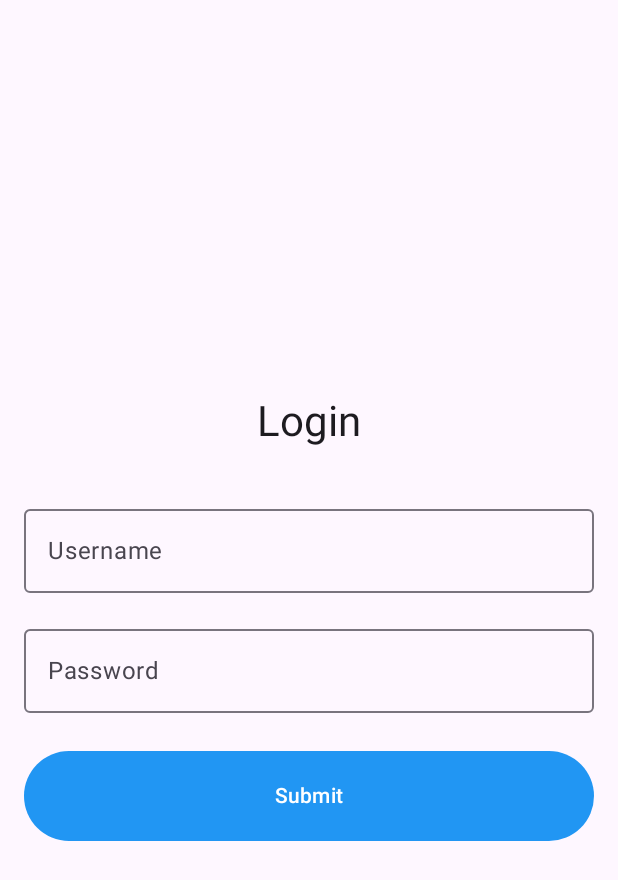
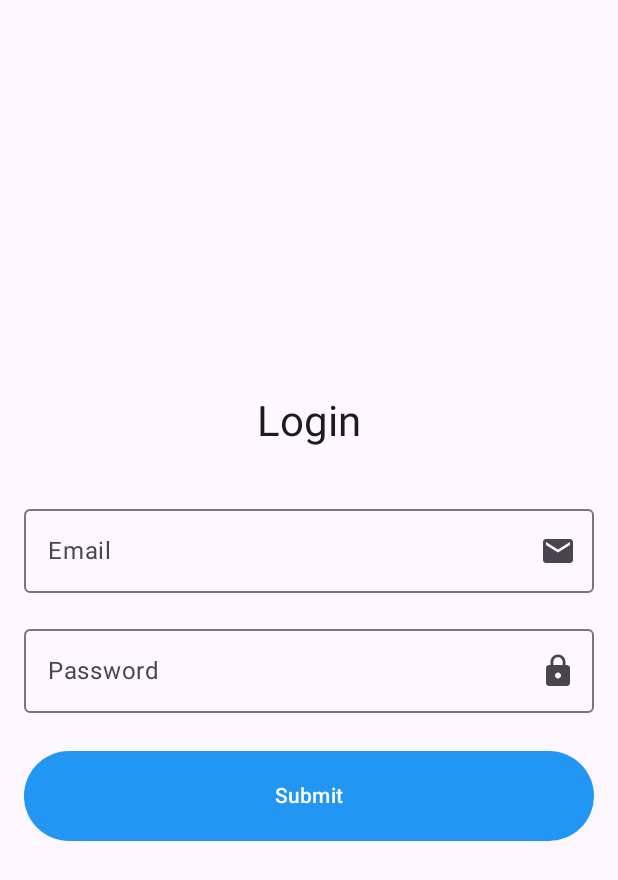
Before and after one commit to t3idma00/Loging-form, an Android app built with Jetpack Compose: the screen it shows after launch (MainActivity), on a phone screen of 412 x 824 dp. Shown: the top 880 px of the screen. Run offline under Robolectric (Android 15) with nearby library versions, the phone set to English and light mode, and no system bars.

Commit message:
added username and password icons

```diff
--- a/app/src/main/java/com/example/loggingform/MainActivity.kt
+++ b/app/src/main/java/com/example/loggingform/MainActivity.kt
@@ -5,14 +5,17 @@ import androidx.activity.ComponentActivity
 import androidx.activity.compose.setContent
 import androidx.compose.foundation.layout.*
 import androidx.compose.foundation.text.KeyboardOptions
+import androidx.compose.material.icons.Icons
+import androidx.compose.material.icons.filled.Email
+import androidx.compose.material.icons.filled.Lock
 import androidx.compose.material3.*
 import androidx.compose.runtime.*
 import androidx.compose.ui.Alignment
 import androidx.compose.ui.Modifier
+import androidx.compose.ui.graphics.Color
 import androidx.compose.ui.text.input.KeyboardType
 import androidx.compose.ui.text.input.PasswordVisualTransformation
 import androidx.compose.ui.unit.dp
-import androidx.compose.ui.graphics.Color
 
 class MainActivity : ComponentActivity() {
     override fun onCreate(savedInstanceState: Bundle?) {
@@ -51,7 +54,8 @@ fun LoginForm() {
         OutlinedTextField(
             value = username,
             onValueChange = { username = it },
-            label = { Text("Username") },
+            label = { Text("Email") },
+            trailingIcon = { Icon(imageVector = Icons.Default.Email, contentDescription = "Email Icon") },
             modifier = Modifier
                 .fillMaxWidth()
                 .padding(bottom = 16.dp),
@@ -62,6 +66,7 @@ fun LoginForm() {
             value = password,
             onValueChange = { password = it },
             label = { Text("Password") },
+            trailingIcon = { Icon(imageVector = Icons.Default.Lock, contentDescription = "Lock Icon") },
             modifier = Modifier
                 .fillMaxWidth()
                 .padding(bottom = 25.dp),
```
Lines whose indentation alone changed are shown as unchanged.
